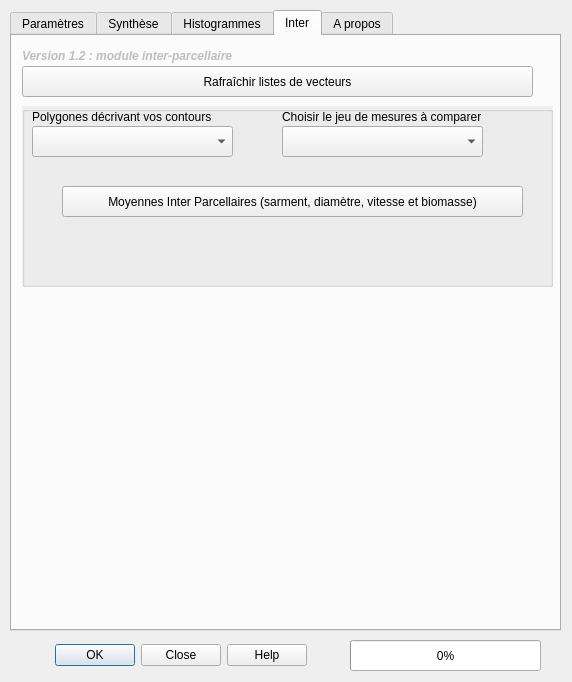
First picture: the form in Physiocap_dialog_base.ui, repository jhemmi/QgisPhysiocapPlugin, before the edit.
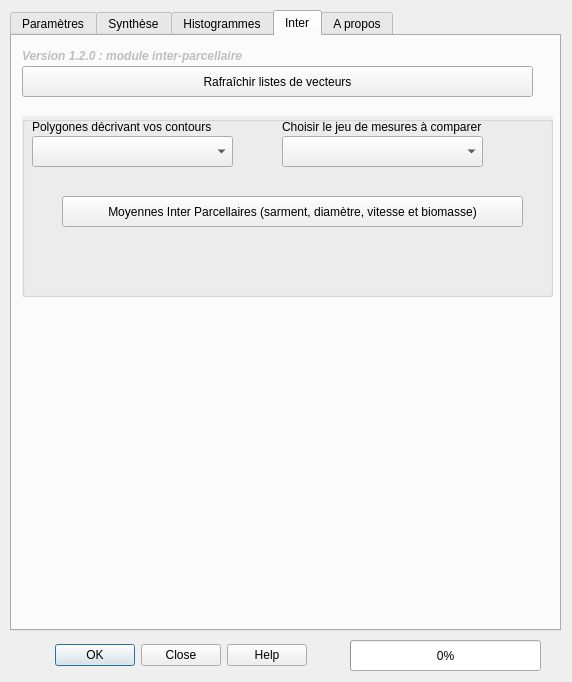
Second picture: the form after the edit. The open tabs and pages were chosen to show the change.

The edit to the form file:
```diff
--- a/Physiocap_dialog_base.ui
+++ b/Physiocap_dialog_base.ui
@@ -798,14 +798,14 @@
       </rect>
      </property>
      <property name="text">
-      <string>&lt;html&gt;&lt;head/&gt;&lt;body&gt;&lt;p&gt;&lt;span style=&quot; font-weight:600; font-style:italic;&quot;&gt;Version 1.2 : module inter-parcellaire&lt;/span&gt;&lt;/p&gt;&lt;/body&gt;&lt;/html&gt;</string>
+      <string>&lt;html&gt;&lt;head/&gt;&lt;body&gt;&lt;p&gt;&lt;span style=&quot; font-weight:600; font-style:italic;&quot;&gt;Version 1.2.0 : module inter-parcellaire&lt;/span&gt;&lt;/p&gt;&lt;/body&gt;&lt;/html&gt;</string>
      </property>
     </widget>
     <widget class="QGroupBox" name="groupBoxInter">
      <property name="geometry">
       <rect>
        <x>10</x>
-       <y>70</y>
+       <y>80</y>
        <width>531</width>
        <height>181</height>
       </rect>
```
Left out of the diff: 2 changed lines with no effect on the pictures.
